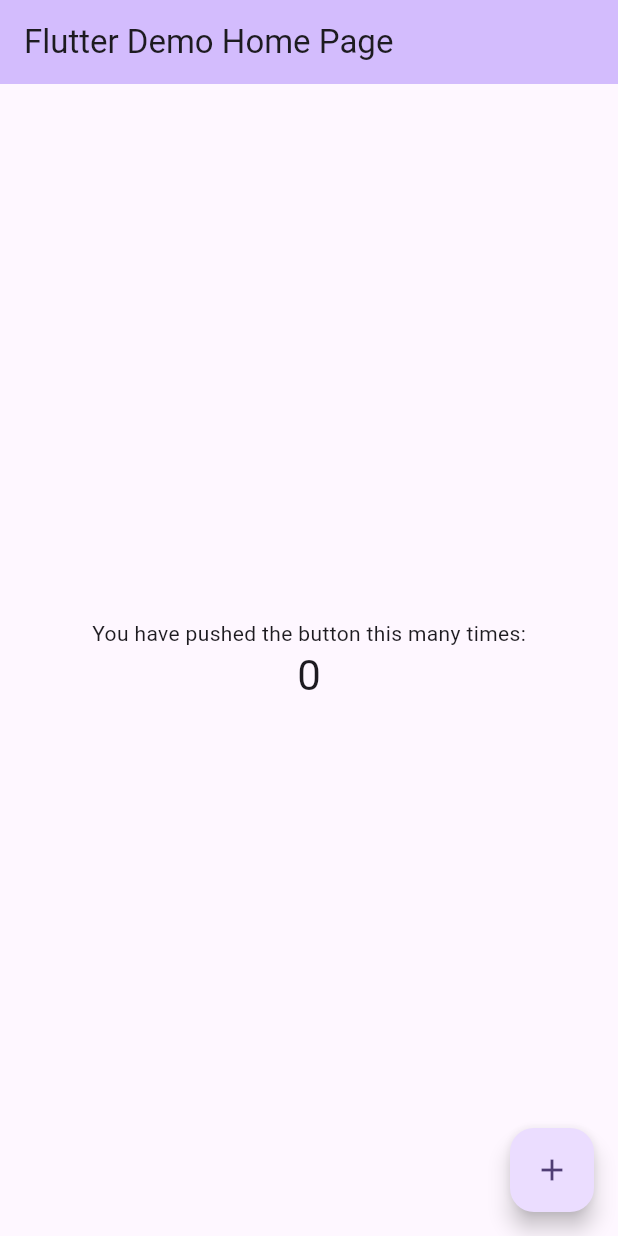
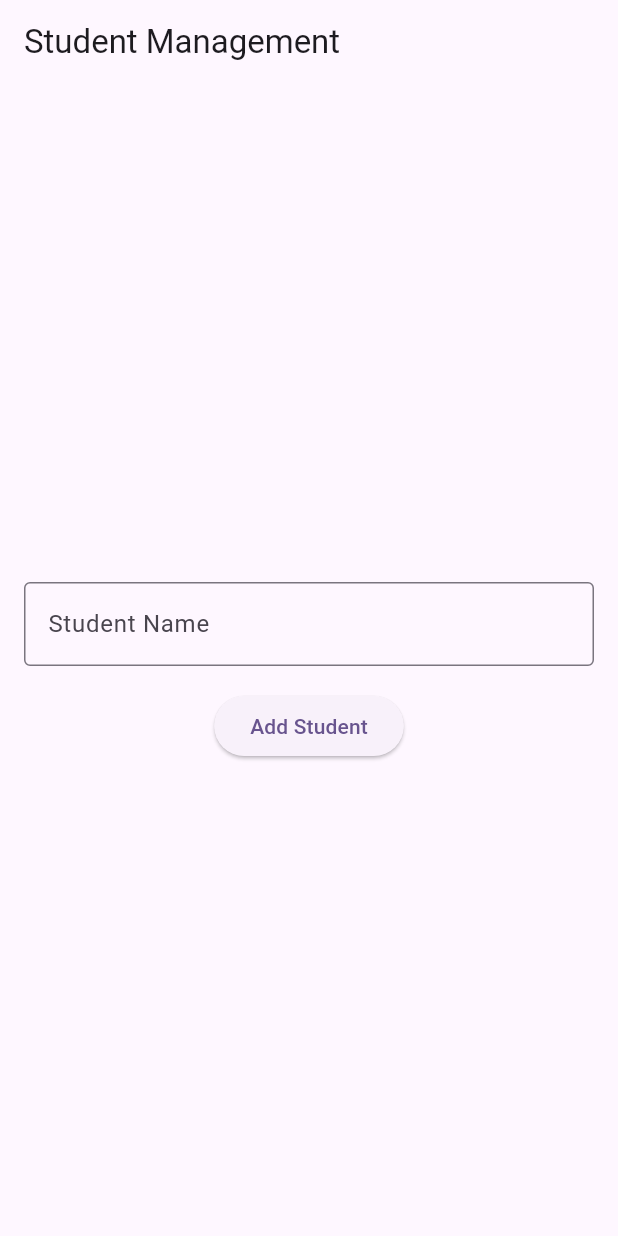
Before and after one commit to AbuMukhlef/student_management, a Flutter app: the screen it shows after launch, on a phone screen of 412 x 824 dp. Run offline on Flutter 3.47's test engine with Material 3 defaults, Android fonts, the phone set to English and light mode, and no system bars.

Commit message:
ADD TextField

```diff
--- a/lib/main.dart
+++ b/lib/main.dart
@@ -1,4 +1,6 @@
 import 'package:flutter/material.dart';
+
+import 'screen/student_screen.dart';
 
 void main() {
   runApp(const MyApp());
@@ -13,113 +15,10 @@ class MyApp extends StatelessWidget {
     return MaterialApp(
       title: 'Flutter Demo',
       theme: ThemeData(
-        // This is the theme of your application.
-        //
-        // TRY THIS: Try running your application with "flutter run". You'll see
-        // the application has a purple toolbar. Then, without quitting the app,
-        // try changing the seedColor in the colorScheme below to Colors.green
-        // and then invoke "hot reload" (save your changes or press the "hot
-        // reload" button in a Flutter-supported IDE, or press "r" if you used
-        // the command line to start the app).
-        //
-        // Notice that the counter didn't reset back to zero; the application
-        // state is not lost during the reload. To reset the state, use hot
-        // restart instead.
-        //
-        // This works for code too, not just values: Most code changes can be
-        // tested with just a hot reload.
         colorScheme: ColorScheme.fromSeed(seedColor: Colors.deepPurple),
         useMaterial3: true,
       ),
-      home: const MyHomePage(title: 'Flutter Demo Home Page'),
+      home: const StudentScreen(),
     );
   }
 }
-
-class MyHomePage extends StatefulWidget {
-  const MyHomePage({super.key, required this.title});
-
-  // This widget is the home page of your application. It is stateful, meaning
-  // that it has a State object (defined below) that contains fields that affect
-  // how it looks.
-
-  // This class is the configuration for the state. It holds the values (in this
-  // case the title) provided by the parent (in this case the App widget) and
-  // used by the build method of the State. Fields in a Widget subclass are
-  // always marked "final".
-
-  final String title;
-
-  @override
-  State<MyHomePage> createState() => _MyHomePageState();
-}
-
-class _MyHomePageState extends State<MyHomePage> {
-  int _counter = 0;
-
-  void _incrementCounter() {
-    setState(() {
-      // This call to setState tells the Flutter framework that something has
-      // changed in this State, which causes it to rerun the build method below
-      // so that the display can reflect the updated values. If we changed
-      // _counter without calling setState(), then the build method would not be
-      // called again, and so nothing would appear to happen.
-      _counter++;
-    });
-  }
-
-  @override
-  Widget build(BuildContext context) {
-    // This method is rerun every time setState is called, for instance as done
-    // by the _incrementCounter method above.
-    //
-    // The Flutter framework has been optimized to make rerunning build methods
-    // fast, so that you can just rebuild anything that needs updating rather
-    // than having to individually change instances of widgets.
-    return Scaffold(
-      appBar: AppBar(
-        // TRY THIS: Try changing the color here to a specific color (to
-        // Colors.amber, perhaps?) and trigger a hot reload to see the AppBar
-        // change color while the other colors stay the same.
-        backgroundColor: Theme.of(context).colorScheme.inversePrimary,
-        // Here we take the value from the MyHomePage object that was created by
-        // the App.build method, and use it to set our appbar title.
-        title: Text(widget.title),
-      ),
-      body: Center(
-        // Center is a layout widget. It takes a single child and positions it
-        // in the middle of the parent.
-        child: Column(
-          // Column is also a layout widget. It takes a list of children and
-          // arranges them vertically. By default, it sizes itself to fit its
-          // children horizontally, and tries to be as tall as its parent.
-          //
-          // Column has various properties to control how it sizes itself and
-          // how it positions its children. Here we use mainAxisAlignment to
-          // center the children vertically; the main axis here is the vertical
-          // axis because Columns are vertical (the cross axis would be
-          // horizontal).
-          //
-          // TRY THIS: Invoke "debug painting" (choose the "Toggle Debug Paint"
-          // action in the IDE, or press "p" in the console), to see the
-          // wireframe for each widget.
-          mainAxisAlignment: MainAxisAlignment.center,
-          children: <Widget>[
-            const Text(
-              'You have pushed the button this many times:',
-            ),
-            Text(
-              '$_counter',
-              style: Theme.of(context).textTheme.headlineMedium,
-            ),
-          ],
-        ),
-      ),
-      floatingActionButton: FloatingActionButton(
-        onPressed: _incrementCounter,
-        tooltip: 'Increment',
-        child: const Icon(Icons.add),
-      ), // This trailing comma makes auto-formatting nicer for build methods.
-    );
-  }
-}
--- /dev/null
+++ b/lib/model/student_manager.dart
@@ -0,0 +1,16 @@
+import 'student.dart';
+
+class StudentManager {
+  final List<Student> _students = [];
+
+  List<Student> get students => _students;
+
+  void addStudent({required String name}) {
+    String id = DateTime.now().toString();
+    _students.add(Student(id: id, name: name));
+  }
+
+  void removeStudent(String id) {
+    _students.removeWhere((student) => student.id == id);
+  }
+}
--- /dev/null
+++ b/lib/screen/student_screen.dart
@@ -0,0 +1,27 @@
+import 'package:flutter/material.dart';
+
+class StudentScreen extends StatelessWidget {
+  const StudentScreen({super.key});
+
+  @override
+  Widget build(BuildContext context) {
+    return Scaffold(
+      appBar: AppBar(
+        title: const Text('Student Management'),
+      ),
+      body: Center(
+        child: Column(mainAxisAlignment: MainAxisAlignment.center, children: [
+          const Padding(
+            padding: EdgeInsets.all(16.0),
+            child: TextField(
+                decoration: InputDecoration(
+              border: OutlineInputBorder(),
+              labelText: 'Student Name',
+            )),
+          ),
+          ElevatedButton(onPressed: () {}, child: const Text('Add Student')),
+        ]),
+      ),
+    );
+  }
+}
```
